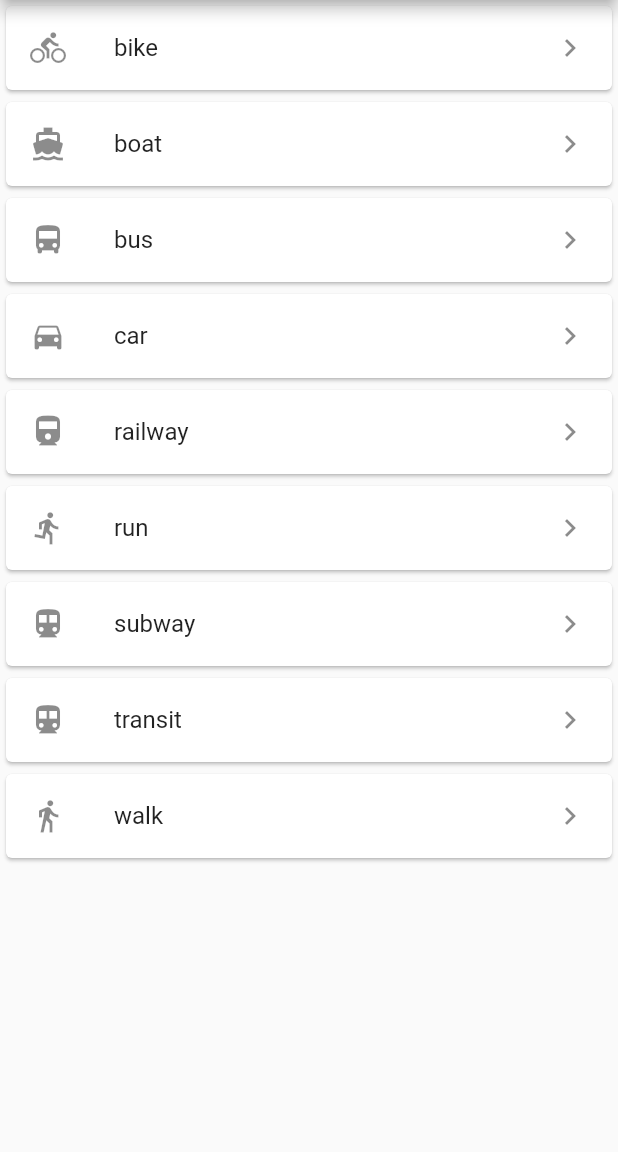
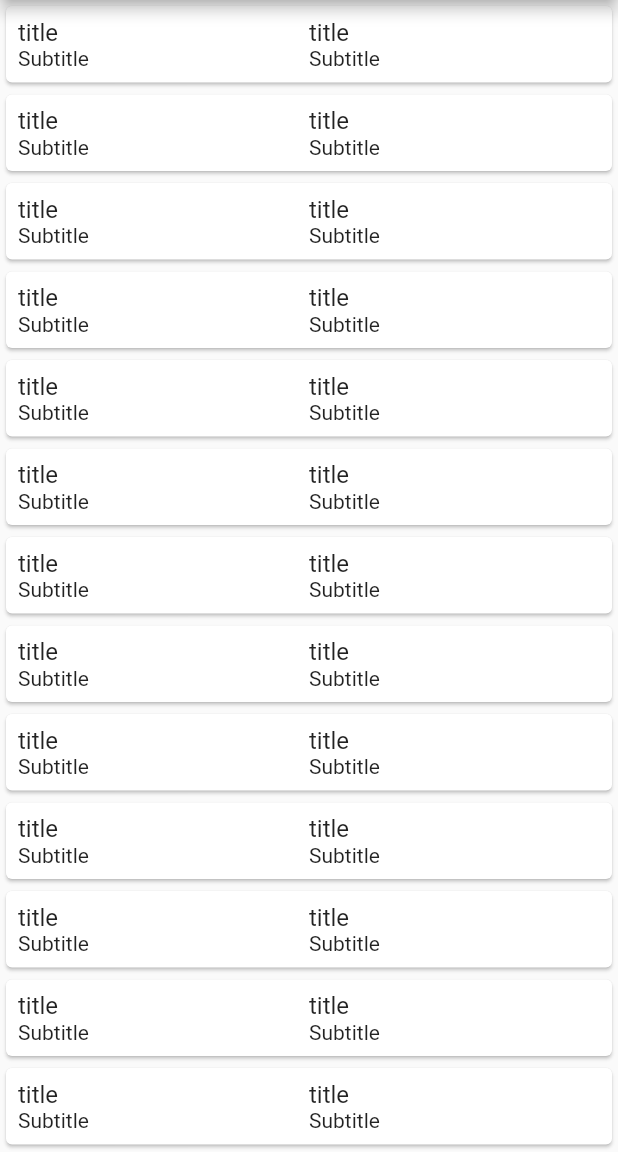
Before and after one commit to ruslanou/flutter-list, a Flutter app: the screen it shows after launch, on a phone screen of 412 x 824 dp, the part 84-1236 px from its top. Run offline on Flutter 3.47's test engine with Material 2 defaults, Android fonts, the phone set to English and light mode, and no system bars.

Commit message:
Custom list view

```diff
--- a/lib/main.dart
+++ b/lib/main.dart
@@ -29,25 +29,28 @@ class BodyLayout extends StatelessWidget {
 }
 
 Widget _myListView(BuildContext context) {
-
-  final titles = ['bike', 'boat', 'bus', 'car',
-    'railway', 'run', 'subway', 'transit', 'walk'];
-
-  final icons = [Icons.directions_bike, Icons.directions_boat,
-    Icons.directions_bus, Icons.directions_car, Icons.directions_railway,
-    Icons.directions_run, Icons.directions_subway, Icons.directions_transit,
-    Icons.directions_walk];
-
+  Widget column = Expanded(
+    child: Column(
+      crossAxisAlignment: CrossAxisAlignment.start,
+      children: <Widget>[
+        Text('title', style: TextStyle(fontSize: 16),),
+        Text('Subtitle')
+      ],
+    ),
+  );
   return ListView.builder(
-    itemCount: titles.length,
     itemBuilder: (context, index) {
       return Card(
-        child: ListTile(
-          leading: Icon(icons[index]),
-          title: Text(titles[index]),
-          trailing: Icon(Icons.keyboard_arrow_right),
-        ),
+        child: Padding(
+          padding: EdgeInsets.all(8.0),
+          child: Row(
+            children: <Widget>[
+              column,
+              column,
+            ],
+          )
+        )
       );
-    },
+    }
   );
 }
```
